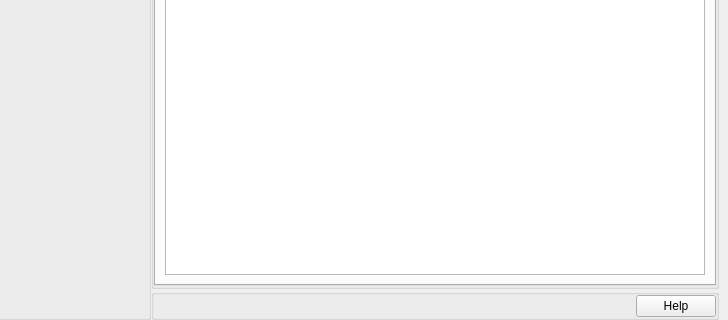
fritzone/ddm, file NewViewForm.ui: the form before one commit; both pictures show x 426 to 1154 and y 308 to 628 of the 1154 by 628 pixel window.
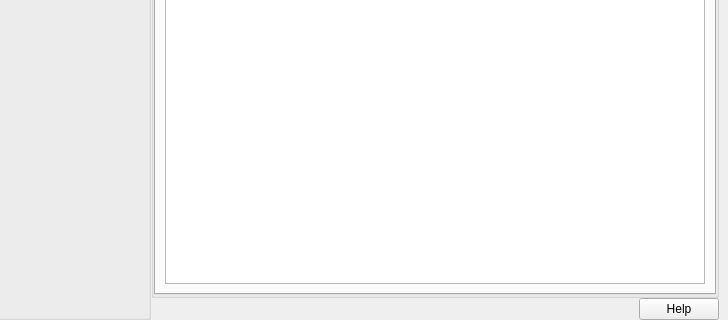
The form after the commit. Icons and pictures are not drawn.

What changed in the file:
```diff
--- a/NewViewForm.ui
+++ b/NewViewForm.ui
@@ -240,10 +240,7 @@
       </widget>
      </item>
      <item>
-      <widget class="QGroupBox" name="groupBox_2">
-       <property name="title">
-        <string/>
-       </property>
+      <widget class="QFrame" name="frame_2">
        <layout class="QHBoxLayout" name="horizontalLayout_3">
         <property name="spacing">
          <number>0</number>
```
Left out of the diff: 32 changed lines with no effect on the pictures.
